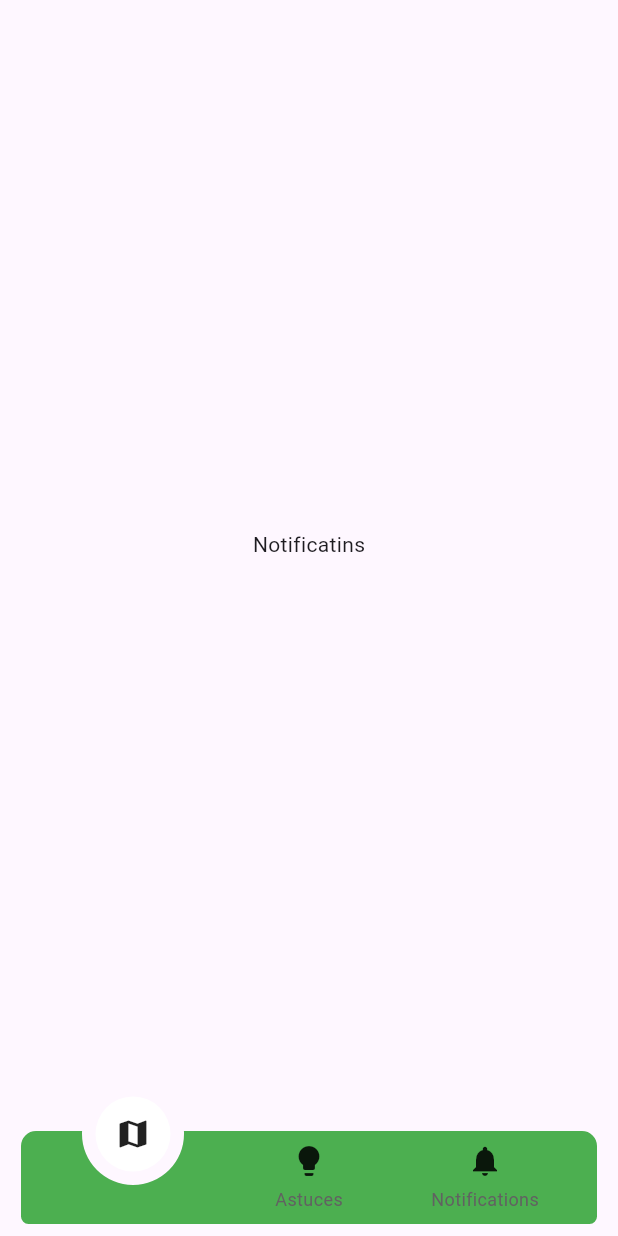
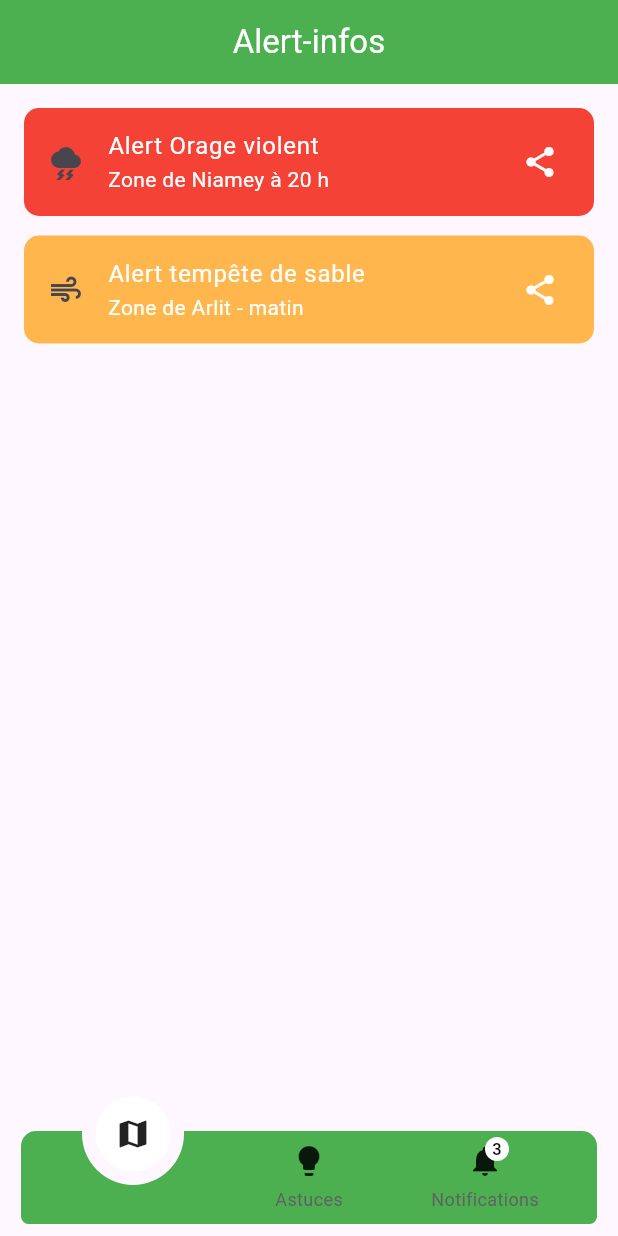
Before and after one commit to Phnix01/college_mariama_ramsar_project, a Flutter app: the screen it shows after launch, swiped to page 3, on a phone screen of 412 x 824 dp. Run offline on Flutter 3.47's test engine with Material 3 defaults, Android fonts, the phone set to English and light mode, and no system bars; drawn by our look-alikes of animated_notch_bottom_bar; our stand-ins replace google_maps_flutter.

Commit message:
Enhance Notifications and Astuces screens with improved UI; add Badge to notifications icon and implement grid layout for lessons

```diff
--- a/lib/home_screen.dart
+++ b/lib/home_screen.dart
@@ -67,7 +67,12 @@ class _HomeScreenState extends State<HomeScreen> {
                 activeItem: Icon(Icons.lightbulb),
                 itemLabel: 'Astuces'),
             BottomBarItem(
-                inActiveItem: Icon(Icons.notifications),
+                inActiveItem: Badge(
+                  child: Icon(Icons.notifications),
+                  backgroundColor: Colors.white,
+                  textColor: Colors.black,
+                  label: Text("3"),
+                ),
                 activeItem: Icon(Icons.notifications),
                 itemLabel: 'Notifications')
           ],
--- a/lib/screens/notifications_screen.dart
+++ b/lib/screens/notifications_screen.dart
@@ -6,8 +6,49 @@ class NotificationsScreen extends StatelessWidget {
   @override
   Widget build(BuildContext context) {
     return Scaffold(
-      body: Center(
-        child: Text("Notificatins"),
+      appBar: AppBar(
+        title: Text("Alert-infos"),
+        centerTitle: true,
+        backgroundColor: Colors.green,
+        foregroundColor: Colors.white,
+      ),
+      body: SafeArea(
+        child: Padding(
+          padding: const EdgeInsets.all(16.0),
+          child: ListView(
+            children: [
+              ListTile(
+                leading: Icon(Icons.thunderstorm),
+                title: Text("Alert Orage violent"),
+                subtitle: Text("Zone de Niamey à 20 h"),
+                trailing: Icon(
+                  Icons.share,
+                  color: Colors.white,
+                ),
+                tileColor: Colors.red,
+                shape: RoundedRectangleBorder(
+                    borderRadius: BorderRadius.circular(10)),
+                textColor: Colors.white,
+              ),
+              const SizedBox(
+                height: 13,
+              ),
+              ListTile(
+                leading: Icon(Icons.air_outlined),
+                title: Text("Alert tempête de sable"),
+                subtitle: Text("Zone de Arlit - matin"),
+                trailing: Icon(
+                  Icons.share,
+                  color: Colors.white,
+                ),
+                tileColor: Colors.orange.shade300,
+                shape: RoundedRectangleBorder(
+                    borderRadius: BorderRadius.circular(10)),
+                textColor: Colors.white,
+              )
+            ],
+          ),
+        ),
       ),
     );
   }
--- a/lib/screens/widget/astuces_list.dart
+++ b/lib/screens/widget/astuces_list.dart
@@ -6,7 +6,9 @@ class AstucesList extends StatelessWidget {
   @override
   Widget build(BuildContext context) {
     return Scaffold(
-      body: ListView(),
+      body: ListView(
+        children: [],
+      ),
     );
   }
 }
--- a/lib/screens/widget/lesson_screen.dart
+++ b/lib/screens/widget/lesson_screen.dart
@@ -30,7 +30,7 @@ class _LessonScreenState extends State<LessonScreen> {
         //   ),
         // ),
         foregroundColor: Colors.white,
-        backgroundColor: Colors.red,
+        backgroundColor: Colors.green,
       ),
       body: SafeArea(
           child: ListView(children: [
```
Also changed, not shown: lib/screens/widget/grid_lesson.dart (added, +58 -0 lines).
